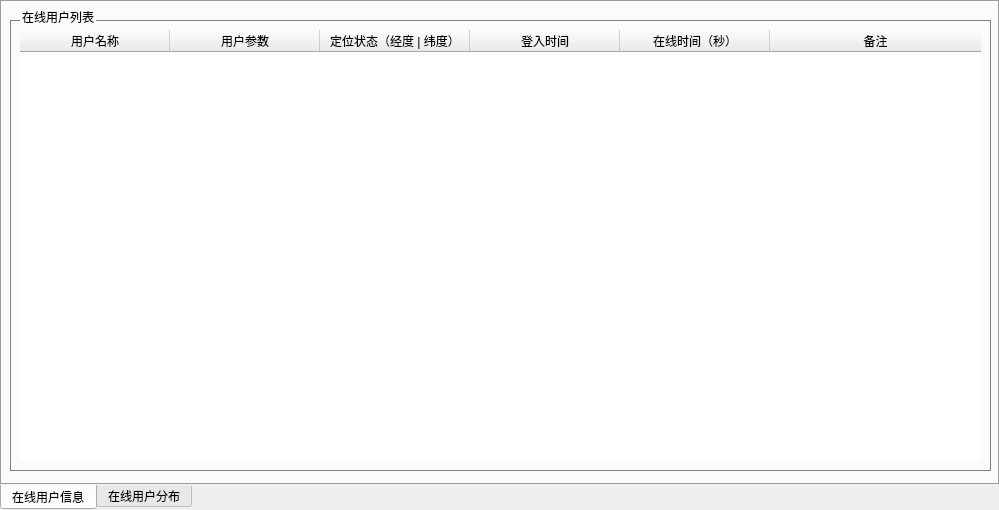
Above: widget/useronline_widget.ui from yanghang8612/SMAMMainUI before the change. Below: the same form after it.
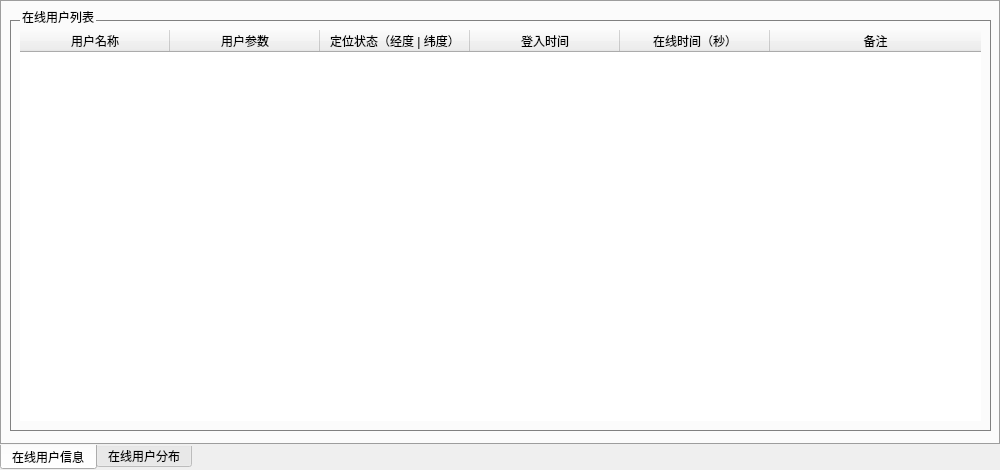
That is the form after the change.

The edit to the form file:
```diff
--- a/widget/useronline_widget.ui
+++ b/widget/useronline_widget.ui
@@ -6,8 +6,8 @@
    <rect>
     <x>0</x>
     <y>0</y>
-    <width>999</width>
-    <height>510</height>
+    <width>1000</width>
+    <height>470</height>
    </rect>
   </property>
   <property name="windowTitle">
@@ -37,7 +37,7 @@
       <x>10</x>
       <y>10</y>
       <width>981</width>
-      <height>461</height>
+      <height>421</height>
      </rect>
     </property>
     <property name="styleSheet">
```
